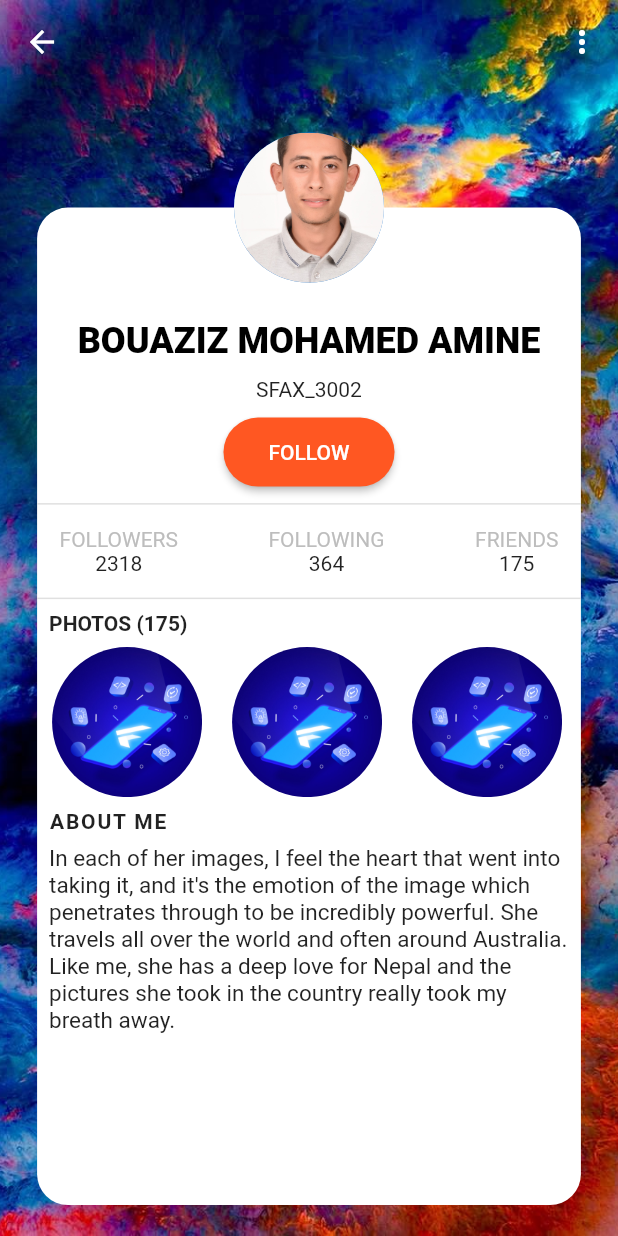
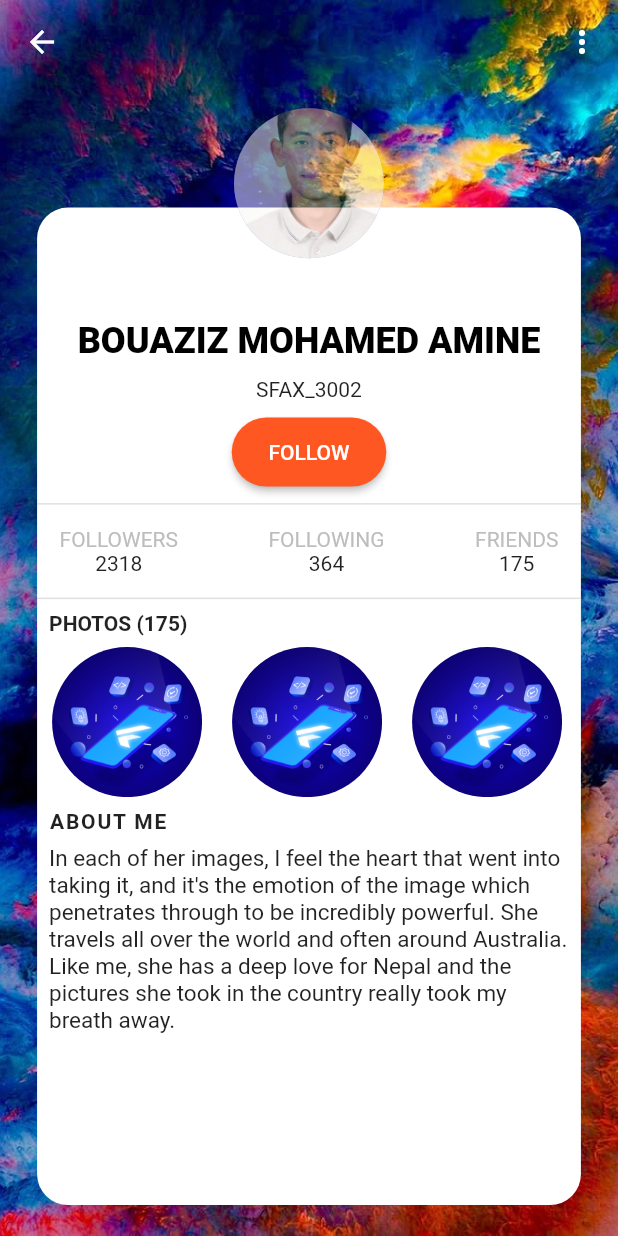
Before and after one commit to bouaziz-mohamed-amine/PORTFOLIO, a Flutter app: the screen it shows after launch, swiped to page 3, on a phone screen of 412 x 824 dp. Run offline on Flutter 3.47's test engine with Material 2 defaults, Android fonts, the phone set to English and light mode, and no system bars; project files that could hold a hidden picture were left out.

Commit message:
add animatedOpacity to profile 3

```diff
--- a/lib/profiles/profile3/profile_3.dart
+++ b/lib/profiles/profile3/profile_3.dart
@@ -9,6 +9,23 @@ class Profile3 extends StatefulWidget {
 class _Profile3State extends State<Profile3> {
 
   Profile profile= ProfileProvider.getProfile();
+  bool visible = false;
+  bool visible2 = false;
+  @override
+  void initState() {
+    // TODO: implement initState
+    super.initState();
+    Future.delayed(Duration(milliseconds: 200),(){
+      setState(() {
+        visible=true;
+      });
+    });
+    Future.delayed(Duration(milliseconds: 400),(){
+      setState(() {
+        visible2=true;
+      });
+    });
+  }
   @override
   Widget build(BuildContext context) {
     return Stack(
@@ -110,14 +127,21 @@ class _Profile3State extends State<Profile3> {
       );
   }
   Widget _profileimage() {
-    return Positioned(
-      top:  MediaQuery.of(context).size.height*0.1 - 50,
+    double fianlPosition=MediaQuery.of(context).size.height*0.1 - 50;
+    double startPosition=0;
+    return AnimatedPositioned(
+      duration: Duration(seconds: 1),
+      top:  visible? fianlPosition : startPosition,
       left:  MediaQuery.of(context).size.width*0.5 - 50 ,
-      child: Container(
-        width: 100,
-        height: 100,
-        child: CircleAvatar(
-          backgroundImage: ExactAssetImage("assets/shared/amine.jpg"),
+      child: AnimatedOpacity(
+        duration: Duration(seconds: 1),
+        opacity: visible?  1 : 0,
+        child: Container(
+          width: 100,
+          height: 100,
+          child: CircleAvatar(
+            backgroundImage: ExactAssetImage("assets/shared/amine.jpg"),
+          ),
         ),
       ),
     );
@@ -128,8 +152,11 @@ class _Profile3State extends State<Profile3> {
       child: MaterialButton(
         color: Colors.deepOrange,
           onPressed: (){},
-        padding: EdgeInsets.symmetric(horizontal: 30,vertical: 15),
-          child: Text("FOLLOW",style: TextStyle(color: Colors.white),),
+
+          child: AnimatedPadding(
+              duration: Duration(milliseconds: 1000),
+              padding: EdgeInsets.symmetric(horizontal: visible?15 :2, vertical: 15),
+              child: Text("FOLLOW",style: TextStyle(color: Colors.white),)),
         shape: RoundedRectangleBorder(borderRadius: BorderRadius.circular(25)),
       ),
     );
--- a/lib/profiles/profile_1/Profile_1.dart
+++ b/lib/profiles/profile_1/Profile_1.dart
@@ -189,6 +189,7 @@ class ProfilePainter extends CustomPainter {
   void paint(Canvas canvas, Size size) {
     Paint paint = Paint();
     Path path = Path();
+
     paint.color = Colors.white;
     path.lineTo(0, size.height * 0.25);
     path.lineTo(size.width, size.height * 0.30);
```
